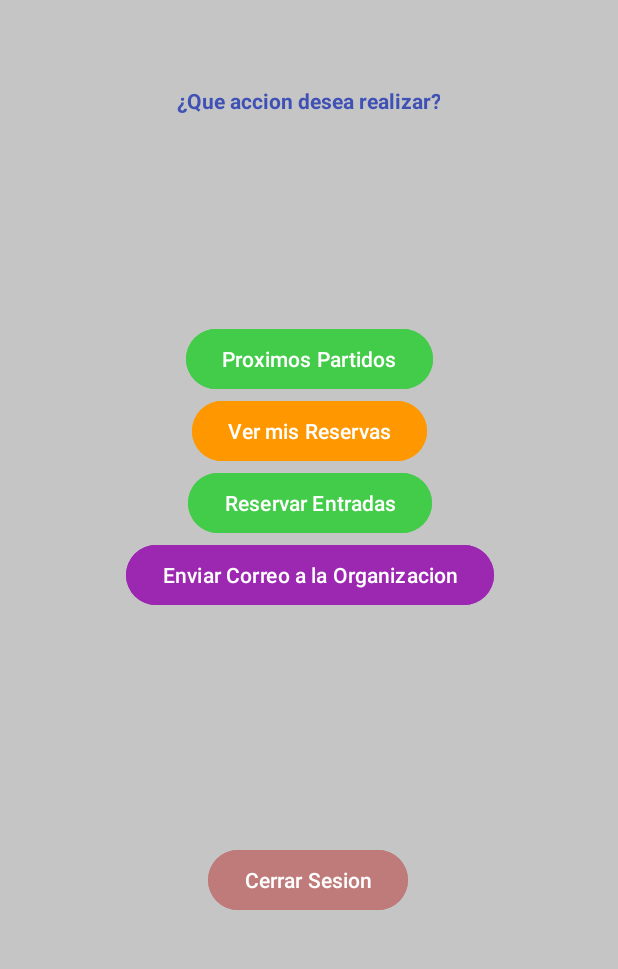
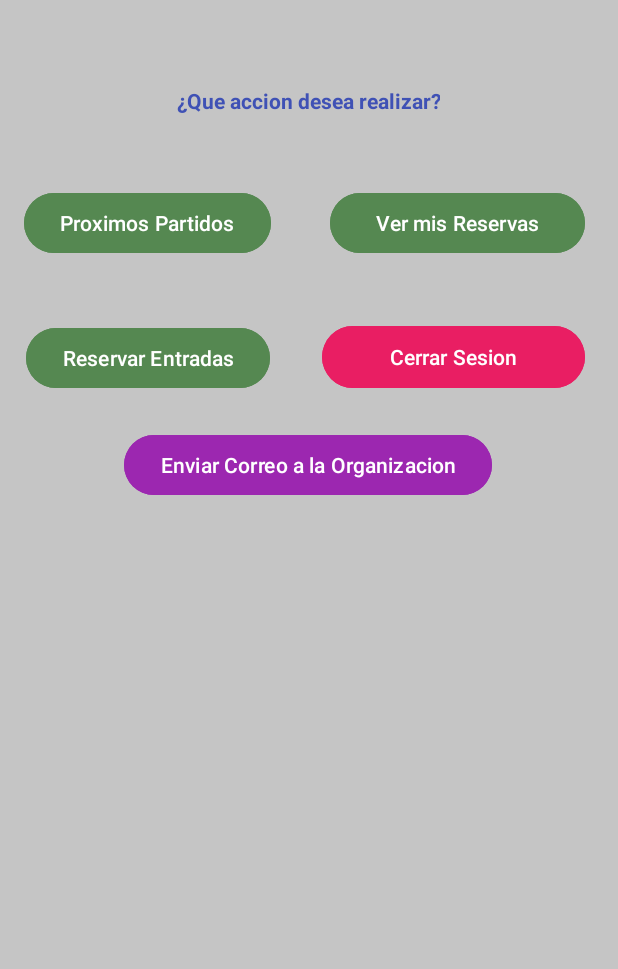
Before and after one commit to manfredi-01/ProyectoFinalClubFutbol, an Android app: the HomeActivity screen opened directly, with no data from a screen before it, on a phone screen of 412 x 824 dp, the part 259-1228 px from its top. Run offline under Robolectric (Android 15) with nearby library versions, the phone set to English and light mode, and no system bars; our stand-ins replace Firebase (no records; nobody signed in at launch, a user with empty details on screens opened directly).

Commit message:
Completo1

```diff
--- a/ProyectoFinal/app/src/main/res/layout/activity_home.xml
+++ b/ProyectoFinal/app/src/main/res/layout/activity_home.xml
@@ -38,17 +38,17 @@
 
     <Button
         android:id="@+id/logOutButton"
-        android:layout_width="wrap_content"
-        android:layout_height="wrap_content"
+        android:layout_width="175dp"
+        android:layout_height="49dp"
         android:layout_weight="1"
-        android:backgroundTint="#BF7A7A"
+        android:backgroundTint="#E91E63"
         android:text="Cerrar Sesion"
         app:layout_constraintBottom_toBottomOf="parent"
         app:layout_constraintEnd_toEndOf="parent"
-        app:layout_constraintHorizontal_bias="0.498"
+        app:layout_constraintHorizontal_bias="0.906"
         app:layout_constraintStart_toStartOf="parent"
         app:layout_constraintTop_toTopOf="parent"
-        app:layout_constraintVertical_bias="0.948" />
+        app:layout_constraintVertical_bias="0.498" />
 
     <ImageView
         android:id="@+id/imageView2"
@@ -97,32 +97,40 @@
         android:id="@+id/btnProximosPartidos"
         android:layout_width="wrap_content"
         android:layout_height="wrap_content"
-        android:backgroundTint="#43CC49"
+        android:backgroundTint="#558851"
         android:text="Proximos Partidos"
         app:layout_constraintBottom_toBottomOf="parent"
         app:layout_constraintEnd_toEndOf="parent"
+        app:layout_constraintHorizontal_bias="0.065"
         app:layout_constraintStart_toStartOf="parent"
-        app:layout_constraintTop_toTopOf="parent" />
+        app:layout_constraintTop_toTopOf="parent"
+        app:layout_constraintVertical_bias="0.383" />
 
     <Button
         android:id="@+id/btnMisReservas"
-        android:layout_width="wrap_content"
-        android:layout_height="wrap_content"
-        android:backgroundTint="#FF9800"
+        android:layout_width="170dp"
+        android:layout_height="48dp"
+        android:backgroundTint="#558851"
         android:text="Ver mis Reservas"
-        app:layout_constraintEnd_toEndOf="@+id/btnProximosPartidos"
-        app:layout_constraintStart_toStartOf="@+id/btnProximosPartidos"
-        app:layout_constraintTop_toBottomOf="@+id/btnProximosPartidos" />
+        app:layout_constraintBottom_toBottomOf="parent"
+        app:layout_constraintEnd_toEndOf="parent"
+        app:layout_constraintHorizontal_bias="0.908"
+        app:layout_constraintStart_toStartOf="parent"
+        app:layout_constraintTop_toTopOf="parent"
+        app:layout_constraintVertical_bias="0.383" />
 
     <Button
         android:id="@+id/btnReservarEntradas"
         android:layout_width="wrap_content"
         android:layout_height="wrap_content"
-        android:backgroundTint="#43CC49"
+        android:backgroundTint="#558851"
         android:text="Reservar Entradas"
-        app:layout_constraintEnd_toEndOf="@+id/btnMisReservas"
-        app:layout_constraintStart_toStartOf="@+id/btnMisReservas"
-        app:layout_constraintTop_toBottomOf="@+id/btnMisReservas" />
+        app:layout_constraintBottom_toBottomOf="parent"
+        app:layout_constraintEnd_toEndOf="parent"
+        app:layout_constraintHorizontal_bias="0.069"
+        app:layout_constraintStart_toStartOf="parent"
+        app:layout_constraintTop_toTopOf="parent"
+        app:layout_constraintVertical_bias="0.499" />
 
     <Button
         android:id="@+id/btnEnviarCorreo"
@@ -130,8 +138,11 @@
         android:layout_height="wrap_content"
         android:backgroundTint="#9C27B0"
         android:text="Enviar Correo a la Organizacion"
-        app:layout_constraintEnd_toEndOf="@+id/btnReservarEntradas"
-        app:layout_constraintStart_toStartOf="@+id/btnReservarEntradas"
-        app:layout_constraintTop_toBottomOf="@+id/btnReservarEntradas" />
+        app:layout_constraintBottom_toBottomOf="parent"
+        app:layout_constraintEnd_toEndOf="parent"
+        app:layout_constraintHorizontal_bias="0.496"
+        app:layout_constraintStart_toStartOf="parent"
+        app:layout_constraintTop_toTopOf="parent"
+        app:layout_constraintVertical_bias="0.591" />
 
 </androidx.constraintlayout.widget.ConstraintLayout>
```
